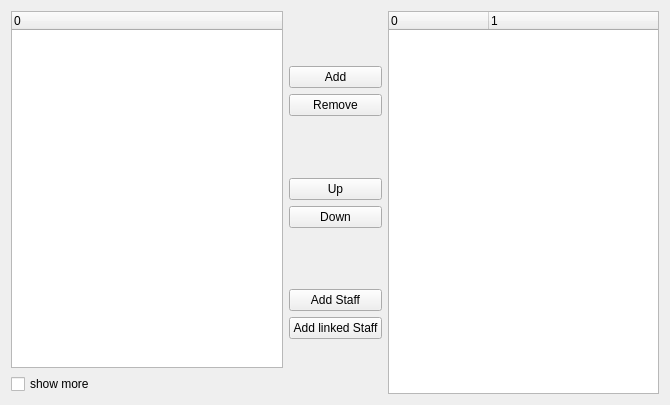
This is mscore/mscore/instrwizard.ui in musescore/musescore-old as Qt 5 draws it before an edit. The edited form follows.
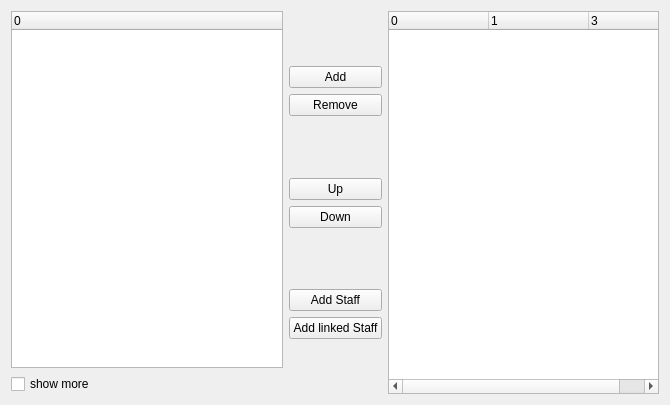
This is the edited form.

Patch:
```diff
--- a/mscore/mscore/instrwizard.ui
+++ b/mscore/mscore/instrwizard.ui
@@ -183,7 +183,7 @@
       <bool>true</bool>
      </property>
      <property name="columnCount">
-      <number>2</number>
+      <number>3</number>
      </property>
      <column>
       <property name="text">
@@ -195,6 +195,11 @@
        <string>1</string>
       </property>
      </column>
+     <column>
+      <property name="text">
+       <string notr="true">3</string>
+      </property>
+     </column>
     </widget>
    </item>
   </layout>
```
